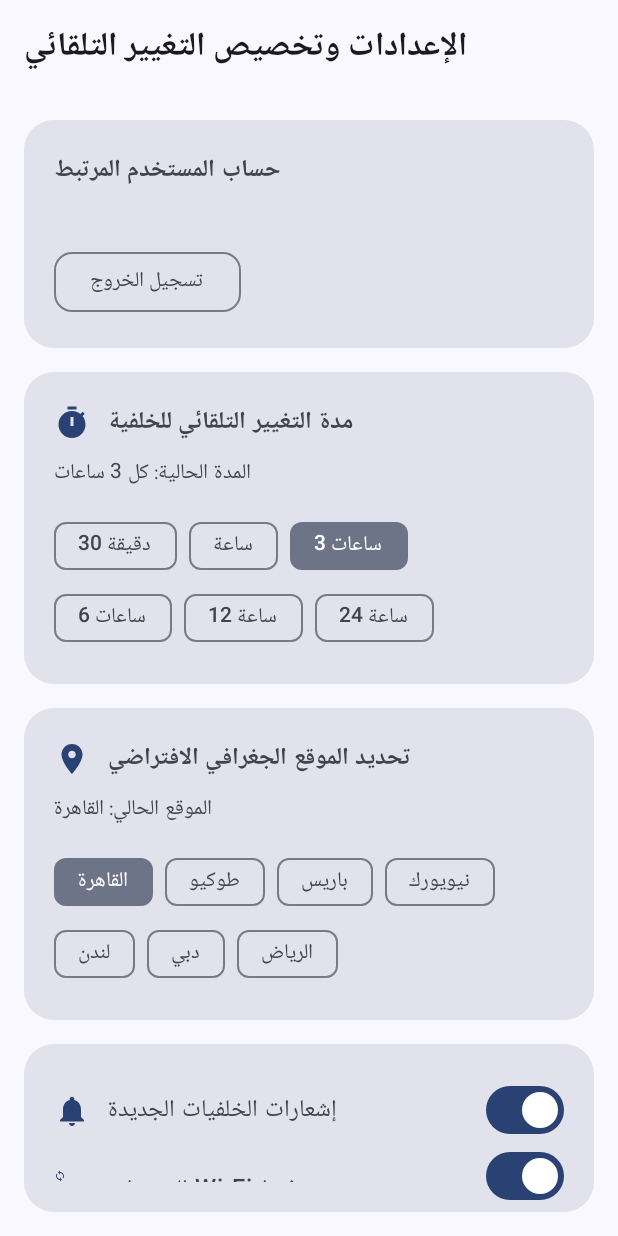
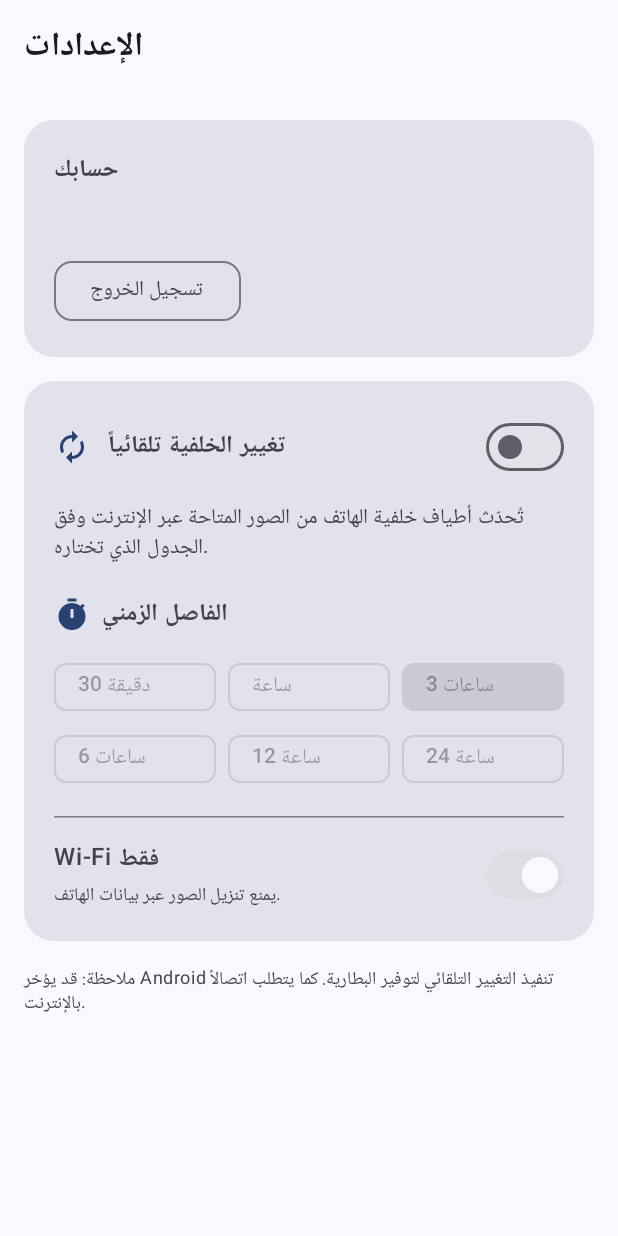
Before and after one commit to mukheleda-rgb/atyaf, an Android app built with Jetpack Compose: the composable SettingsScreen shown on its own in the app's theme, on a phone screen of 412 x 824 dp. Run offline under Robolectric (Android 15) with nearby library versions, the phone set to English and light mode, and no system bars; our stand-ins replace Firebase (no records; nobody signed in at launch, a user with empty details on screens opened directly); 3 statements that could not run were skipped.

Commit message:
Make wallpaper automation settings persistent and functional

```diff
--- a/app/src/main/java/com/example/ui/screens/SettingsScreen.kt
+++ b/app/src/main/java/com/example/ui/screens/SettingsScreen.kt
@@ -1,12 +1,13 @@
 package com.example.ui.screens
 
+import android.content.Context
 import android.widget.Toast
 import androidx.compose.foundation.layout.*
+import androidx.compose.foundation.rememberScrollState
 import androidx.compose.foundation.shape.RoundedCornerShape
+import androidx.compose.foundation.verticalScroll
 import androidx.compose.material.icons.Icons
-import androidx.compose.material.icons.filled.LocationOn
-import androidx.compose.material.icons.filled.Notifications
-import androidx.compose.material.icons.filled.Sync
+import androidx.compose.material.icons.filled.Autorenew
 import androidx.compose.material.icons.filled.Timer
 import androidx.compose.material3.*
 import androidx.compose.runtime.*
@@ -15,29 +16,56 @@ import androidx.compose.ui.Modifier
 import androidx.compose.ui.platform.LocalContext
 import androidx.compose.ui.text.font.FontWeight
 import androidx.compose.ui.unit.dp
+import com.example.workers.AutoWallpaperScheduler
 import com.google.firebase.Firebase
 import com.google.firebase.auth.auth
+
+private data class IntervalOption(val minutes: Long, val label: String)
 
 @OptIn(ExperimentalMaterial3Api::class)
 @Composable
 fun SettingsScreen(onSignOut: () -> Unit) {
     val context = LocalContext.current
-    var autoChangeDuration by remember { mutableStateOf("كل 3 ساعات") }
-    var selectedLocation by remember { mutableStateOf("القاهرة") }
-    var notificationsEnabled by remember { mutableStateOf(true) }
-    var wifiOnly by remember { mutableStateOf(true) }
+    val preferences = remember {
+        context.getSharedPreferences("atyaf_preferences", Context.MODE_PRIVATE)
+    }
     val currentUser = Firebase.auth.currentUser
 
-    val durations = listOf("30 دقيقة", "ساعة", "3 ساعات", "6 ساعات", "12 ساعة", "24 ساعة")
-    val locations = listOf("القاهرة", "طوكيو", "باريس", "نيويورك", "لندن", "دبي", "الرياض")
+    var autoEnabled by remember { mutableStateOf(preferences.getBoolean("auto_wallpaper_enabled", false)) }
+    var wifiOnly by remember { mutableStateOf(preferences.getBoolean("wifi_only", true)) }
+    var intervalMinutes by remember { mutableLongStateOf(preferences.getLong("auto_wallpaper_interval", 180L)) }
+
+    val intervals = listOf(
+        IntervalOption(30, "30 دقيقة"),
+        IntervalOption(60, "ساعة"),
+        IntervalOption(180, "3 ساعات"),
+        IntervalOption(360, "6 ساعات"),
+        IntervalOption(720, "12 ساعة"),
+        IntervalOption(1440, "24 ساعة")
+    )
+
+    fun persistAndSchedule(enabled: Boolean, interval: Long, wifi: Boolean) {
+        preferences.edit()
+            .putBoolean("auto_wallpaper_enabled", enabled)
+            .putLong("auto_wallpaper_interval", interval)
+            .putBoolean("wifi_only", wifi)
+            .apply()
+
+        if (enabled) {
+            AutoWallpaperScheduler.schedule(context, interval, wifi)
+        } else {
+            AutoWallpaperScheduler.cancel(context)
+        }
+    }
 
     Scaffold(
         topBar = {
             TopAppBar(
                 title = {
                     Text(
-                        text = "الإعدادات وتخصيص التغيير التلقائي",
-                        style = MaterialTheme.typography.titleLarge.copy(fontWeight = FontWeight.Bold)
+                        "الإعدادات",
+                        style = MaterialTheme.typography.titleLarge,
+                        fontWeight = FontWeight.Bold
                     )
                 }
             )
@@ -47,27 +75,23 @@ fun SettingsScreen(onSignOut: () -> Unit) {
             modifier = Modifier
                 .fillMaxSize()
                 .padding(padding)
+                .verticalScroll(rememberScrollState())
                 .padding(16.dp),
             verticalArrangement = Arrangement.spacedBy(16.dp)
         ) {
-            // Account info card
             Surface(
                 modifier = Modifier.fillMaxWidth(),
                 color = MaterialTheme.colorScheme.surfaceVariant,
                 shape = RoundedCornerShape(20.dp)
             ) {
-                Column(modifier = Modifier.padding(20.dp)) {
+                Column(Modifier.padding(20.dp)) {
+                    Text("حسابك", style = MaterialTheme.typography.titleMedium, fontWeight = FontWeight.Bold)
+                    Spacer(Modifier.height(6.dp))
                     Text(
-                        text = "حساب المستخدم المرتبط",
-                        style = MaterialTheme.typography.titleMedium.copy(fontWeight = FontWeight.Bold)
-                    )
-                    Spacer(modifier = Modifier.height(4.dp))
-                    Text(
-                        text = currentUser?.email ?: "مستخدم غير مسجل",
-                        style = MaterialTheme.typography.bodyMedium,
+                        currentUser?.email ?: "لا يوجد حساب مسجل",
                         color = MaterialTheme.colorScheme.onSurfaceVariant
                     )
-                    Spacer(modifier = Modifier.height(12.dp))
+                    Spacer(Modifier.height(12.dp))
                     OutlinedButton(
                         onClick = {
                             Firebase.auth.signOut()
@@ -80,135 +104,108 @@ fun SettingsScreen(onSignOut: () -> Unit) {
                 }
             }
 
-            // Duration settings
             Surface(
                 modifier = Modifier.fillMaxWidth(),
                 color = MaterialTheme.colorScheme.surfaceVariant,
                 shape = RoundedCornerShape(20.dp)
             ) {
-                Column(modifier = Modifier.padding(20.dp)) {
+                Column(Modifier.padding(20.dp)) {
                     Row(verticalAlignment = Alignment.CenterVertically) {
-                        Icon(imageVector = Icons.Default.Timer, contentDescription = null, tint = MaterialTheme.colorScheme.primary)
-                        Spacer(modifier = Modifier.width(12.dp))
+                        Icon(
+                            Icons.Default.Autorenew,
+                            contentDescription = null,
+                            tint = MaterialTheme.colorScheme.primary
+                        )
+                        Spacer(Modifier.width(12.dp))
                         Text(
-                            text = "مدة التغيير التلقائي للخلفية",
-                            style = MaterialTheme.typography.titleMedium.copy(fontWeight = FontWeight.Bold)
+                            "تغيير الخلفية تلقائياً",
+                            style = MaterialTheme.typography.titleMedium,
+                            fontWeight = FontWeight.Bold
+                        )
+                        Spacer(Modifier.weight(1f))
+                        Switch(
+                            checked = autoEnabled,
+                            onCheckedChange = { enabled ->
+                                autoEnabled = enabled
+                                persistAndSchedule(enabled, intervalMinutes, wifiOnly)
+                                Toast.makeText(
+                                    context,
+                                    if (enabled) "تم تفعيل التغيير التلقائي" else "تم إيقاف التغيير التلقائي",
+                                    Toast.LENGTH_SHORT
+                                ).show()
+                            }
                         )
                     }
-                    Spacer(modifier = Modifier.height(8.dp))
+
+                    Spacer(Modifier.height(12.dp))
                     Text(
-                        text = "المدة الحالية: $autoChangeDuration",
+                        "تُحدّث أطياف خلفية الهاتف من الصور المتاحة عبر الإنترنت وفق الجدول الذي تختاره.",
                         style = MaterialTheme.typography.bodyMedium,
                         color = MaterialTheme.colorScheme.onSurfaceVariant
                     )
-                    Spacer(modifier = Modifier.height(12.dp))
 
-                    val rows = durations.chunked(3)
-                    rows.forEach { rowItems ->
-                        Row(horizontalArrangement = Arrangement.spacedBy(8.dp)) {
-                            rowItems.forEach { duration ->
+                    Spacer(Modifier.height(18.dp))
+                    Row(verticalAlignment = Alignment.CenterVertically) {
+                        Icon(Icons.Default.Timer, contentDescription = null, tint = MaterialTheme.colorScheme.primary)
+                        Spacer(Modifier.width(8.dp))
+                        Text("الفاصل الزمني", fontWeight = FontWeight.SemiBold)
+                    }
+                    Spacer(Modifier.height(10.dp))
+
+                    intervals.chunked(3).forEach { rowOptions ->
+                        Row(
+                            modifier = Modifier.fillMaxWidth(),
+                            horizontalArrangement = Arrangement.spacedBy(8.dp)
+                        ) {
+                            rowOptions.forEach { option ->
                                 FilterChip(
-                                    selected = autoChangeDuration == "كل $duration",
+                                    selected = intervalMinutes == option.minutes,
                                     onClick = {
-                                        autoChangeDuration = "كل $duration"
-                                        Toast.makeText(context, "تم ضبط مدة التغيير التلقائي: $autoChangeDuration", Toast.LENGTH_SHORT).show()
+                                        intervalMinutes = option.minutes
+                                        persistAndSchedule(autoEnabled, option.minutes, wifiOnly)
                                     },
-                                    label = { Text(duration) }
+                                    label = { Text(option.label) },
+                                    enabled = autoEnabled,
+                                    modifier = Modifier.weight(1f)
                                 )
                             }
+                            if (rowOptions.size < 3) {
+                                repeat(3 - rowOptions.size) { Spacer(Modifier.weight(1f)) }
+                            }
                         }
+                    }
+
+                    HorizontalDivider(Modifier.padding(vertical = 14.dp))
+
+                    Row(
+                        modifier = Modifier.fillMaxWidth(),
+                        verticalAlignment = Alignment.CenterVertically
+                    ) {
+                        Column(Modifier.weight(1f)) {
+                            Text("Wi-Fi فقط", fontWeight = FontWeight.SemiBold)
+                            Text(
+                                "يمنع تنزيل الصور عبر بيانات الهاتف.",
+                                style = MaterialTheme.typography.bodySmall,
+                                color = MaterialTheme.colorScheme.onSurfaceVariant
+                            )
+                        }
+                        Switch(
+                            checked = wifiOnly,
+                            onCheckedChange = { enabled ->
+                                wifiOnly = enabled
+                                persistAndSchedule(autoEnabled, intervalMinutes, enabled)
+                            },
+                            enabled = autoEnabled
+                        )
                     }
                 }
             }
 
-            // Location settings
-            Surface(
-                modifier = Modifier.fillMaxWidth(),
-                color = MaterialTheme.colorScheme.surfaceVariant,
-                shape = RoundedCornerShape(20.dp)
-            ) {
-                Column(modifier = Modifier.padding(20.dp)) {
-                    Row(verticalAlignment = Alignment.CenterVertically) {
-                        Icon(imageVector = Icons.Default.LocationOn, contentDescription = null, tint = MaterialTheme.colorScheme.primary)
-                        Spacer(modifier = Modifier.width(12.dp))
-                        Text(
-                            text = "تحديد الموقع الجغرافي الافتراضي",
-                            style = MaterialTheme.typography.titleMedium.copy(fontWeight = FontWeight.Bold)
-                        )
-                    }
-                    Spacer(modifier = Modifier.height(8.dp))
-                    Text(
-                        text = "الموقع الحالي: $selectedLocation",
-                        style = MaterialTheme.typography.bodyMedium,
-                        color = MaterialTheme.colorScheme.onSurfaceVariant
-                    )
-                    Spacer(modifier = Modifier.height(12.dp))
-                    val locRows = locations.chunked(4)
-                    locRows.forEach { rowItems ->
-                        Row(horizontalArrangement = Arrangement.spacedBy(8.dp)) {
-                            rowItems.forEach { loc ->
-                                FilterChip(
-                                    selected = selectedLocation == loc,
-                                    onClick = {
-                                        selectedLocation = loc
-                                        Toast.makeText(context, "تم تحديث الموقع الافتراضي إلى: $selectedLocation", Toast.LENGTH_SHORT).show()
-                                    },
-                                    label = { Text(loc) }
-                                )
-                            }
-                        }
-                    }
-                }
-            }
-
-            // Notifications & sync toggle
-            Surface(
-                modifier = Modifier.fillMaxWidth(),
-                color = MaterialTheme.colorScheme.surfaceVariant,
-                shape = RoundedCornerShape(20.dp)
-            ) {
-                Column(modifier = Modifier.padding(20.dp)) {
-                    Row(
-                        modifier = Modifier.fillMaxWidth(),
-                        horizontalArrangement = Arrangement.SpaceBetween,
-                        verticalAlignment = Alignment.CenterVertically
-                    ) {
-                        Row(verticalAlignment = Alignment.CenterVertically) {
-                            Icon(imageVector = Icons.Default.Notifications, contentDescription = null, tint = MaterialTheme.colorScheme.primary)
-                            Spacer(modifier = Modifier.width(12.dp))
-                            Text(
-                                text = "إشعارات الخلفيات الجديدة",
-                                style = MaterialTheme.typography.bodyLarge.copy(fontWeight = FontWeight.Medium)
-                            )
-                        }
-                        Switch(
-                            checked = notificationsEnabled,
-                            onCheckedChange = { notificationsEnabled = it }
-                        )
-                    }
-
-                    Spacer(modifier = Modifier.height(16.dp))
-
-                    Row(
-                        modifier = Modifier.fillMaxWidth(),
-                        horizontalArrangement = Arrangement.SpaceBetween,
-                        verticalAlignment = Alignment.CenterVertically
-                    ) {
-                        Row(verticalAlignment = Alignment.CenterVertically) {
-                            Icon(imageVector = Icons.Default.Sync, contentDescription = null, tint = MaterialTheme.colorScheme.primary)
-                            Spacer(modifier = Modifier.width(12.dp))
-                            Text(
-                                text = "التحميل عبر Wi-Fi فقط",
-                                style = MaterialTheme.typography.bodyLarge.copy(fontWeight = FontWeight.Medium)
-                            )
-                        }
-                        Switch(
-                            checked = wifiOnly,
-                            onCheckedChange = { wifiOnly = it }
-                        )
-                    }
-                }
-            }
+            Text(
+                "ملاحظة: قد يؤخر Android تنفيذ التغيير التلقائي لتوفير البطارية. كما يتطلب اتصالاً بالإنترنت.",
+                style = MaterialTheme.typography.bodySmall,
+                color = MaterialTheme.colorScheme.onSurfaceVariant
+            )
         }
     }
 }
```
